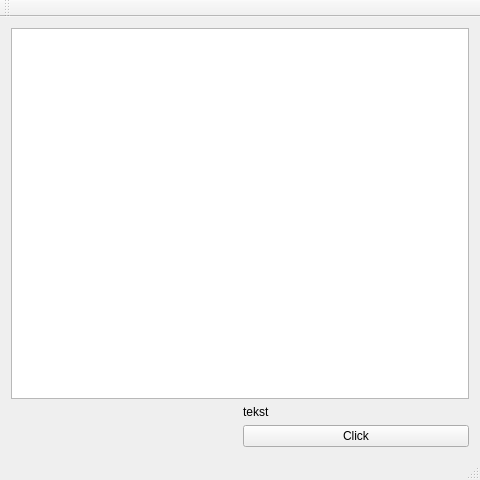
Old version of the form Owen_Hoogenboezem/mapping/mainwindow.ui in the repository madmilla/THO78-Roborescue.
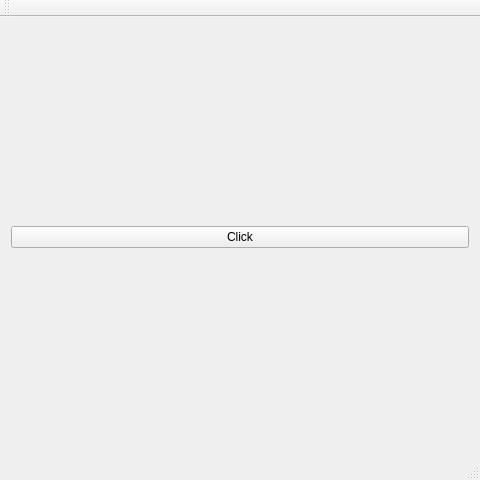
New version of the form.

```diff
--- a/Owen_Hoogenboezem/mapping/mainwindow.ui
+++ b/Owen_Hoogenboezem/mapping/mainwindow.ui
@@ -21,23 +21,13 @@
   </property>
   <widget class="QWidget" name="centralWidget">
    <layout class="QGridLayout" name="gridLayout">
-    <item row="3" column="1">
+    <item row="1" column="0">
      <widget class="QPushButton" name="pushButton">
       <property name="text">
        <string>Click</string>
       </property>
      </widget>
     </item>
-    <item row="1" column="1">
-     <widget class="QLabel" name="label">
-      <property name="text">
-       <string>tekst</string>
-      </property>
-     </widget>
-    </item>
-    <item row="0" column="0" colspan="2">
-     <widget class="QGraphicsView" name="graphicsView"/>
-    </item>
    </layout>
   </widget>
   <widget class="QMenuBar" name="menuBar">
```
